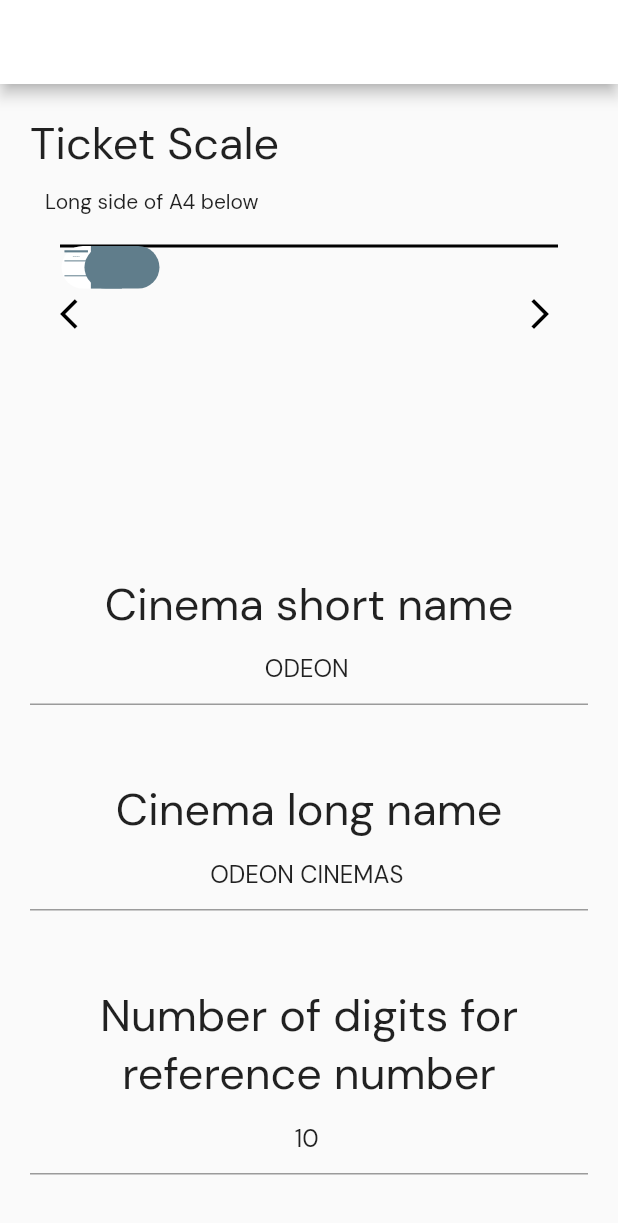
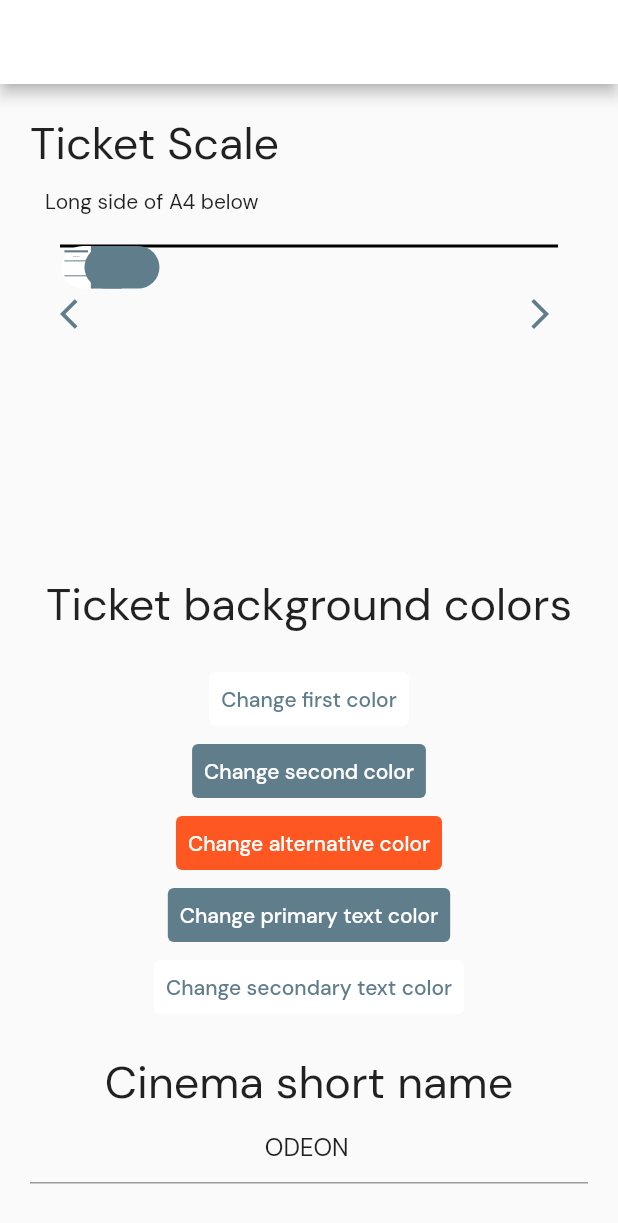
Before and after one commit to josephnglynn/CinemaTicketMaker, a Flutter app: the SettingsPage screen opened directly, after a tap on the "arrow forward ios" icon, on a phone screen of 412 x 824 dp. Shown: the top 1223 px of the screen. Run offline on Flutter 3.47's test engine with Material 2 defaults, Android fonts, the phone set to English and light mode, and no system bars; our stand-ins replace flutter_colorpicker, flutter_datetime_picker, flutter_slidable, google_fonts, permission_handler, printing and 2 more; missing offline and left inert: flutter_barcode_scanner, qr; accounts and stored records are empty.

Commit message:
Fixed Theming

```diff
--- a/lib/api/tickets.dart
+++ b/lib/api/tickets.dart
@@ -66,13 +66,13 @@
 
     canvas.drawRect(
       background,
-      TicketColors.oldTheme.generateBackgroundGradient(background),
+      TicketColors.theme.generateBackgroundGradient(background),
     );
 
     //MOVIE NAME
     double fontSize = 30 * scale;
     TextStyle style = TextStyle(
-      color: TicketColors.oldTheme.primaryText,
+      color: TicketColors.theme.primaryText,
       fontSize: fontSize,
     );
 
@@ -153,7 +153,7 @@
             canvas.drawRect(
                 Rect.fromLTWH(xForShort, y * scale * _qrCodeScale + 10 * scale,
                     scale * _qrCodeScale, scale * _qrCodeScale),
-                Paint()..color = TicketColors.oldTheme.primaryText);
+                Paint()..color = TicketColors.theme.primaryText);
           }
         }
       }
@@ -161,7 +161,7 @@
       //SERIAL NUMBER
       style = style.copyWith(
         fontSize: 15 * scale,
-        color: TicketColors.oldTheme.primaryText,
+        color: TicketColors.theme.primaryText,
       );
       textPainter.text = TextSpan(children: [
         TextSpan(
@@ -170,7 +170,7 @@
         ),
         TextSpan(
           text: refNumber,
-          style: style.copyWith(color: TicketColors.oldTheme.secondaryText),
+          style: style.copyWith(color: TicketColors.theme.secondaryText),
         ),
       ], style: style);
       // textPainter.fitCertainWidth(background.width / 4);
@@ -178,7 +178,7 @@
 
       while (textPainter.width > ticketSize.height - 20) {
         style =
-            style.copyWith(fontSize: fontSize, color: TicketColors.oldTheme.primaryText);
+            style.copyWith(fontSize: fontSize, color: TicketColors.theme.primaryText);
         fontSize -= 0.1;
         textPainter.text = TextSpan(
           children: [
@@ -188,7 +188,7 @@
             ),
             TextSpan(
               text: refNumber,
-              style: style.copyWith(color: TicketColors.oldTheme.secondaryText),
+              style: style.copyWith(color: TicketColors.theme.secondaryText),
             ),
           ],
           style: style,
@@ -210,7 +210,7 @@
 
     //DRAW SHORT NAME
     style = style.copyWith(
-        fontSize: 24.55 * scale, color: TicketColors.oldTheme.secondaryText);
+        fontSize: 24.55 * scale, color: TicketColors.theme.secondaryText);
     textPainter.text = TextSpan(text: ticketData.cinemaNameShort, style: style);
     textPainter.fitCertainWidth(background.width / 4);
     textPainter.paint(
@@ -225,7 +225,7 @@
     if (Settings.addSeatAndRowNumbers) {
       //VALID
       style = style.copyWith(
-          fontSize: 12.52 * scale, color: TicketColors.oldTheme.primaryText);
+          fontSize: 12.52 * scale, color: TicketColors.theme.primaryText);
       textPainter.text = TextSpan(text: "SEAT", style: style);
       textPainter.fitCertainWidth(background.width / 10);
       textPainter.paint(
@@ -236,7 +236,7 @@
                   50 * scale));
 
       style = style.copyWith(
-          fontSize: 18.4 * scale, color: TicketColors.oldTheme.primaryText);
+          fontSize: 18.4 * scale, color: TicketColors.theme.primaryText);
       textPainter.text = TextSpan(text: "$row$number", style: style);
       textPainter.fitCertainWidth(background.width / 4);
       textPainter.paint(
@@ -264,14 +264,13 @@
     String? row,
     String? number,
     TicketSize ts = Tickets.defaultTicketSize,
-TicketColor ticketColor = TicketColors.newThemeDefault
   }) {
     refNumber ??=
         _generateRandomListOfNumbers(Settings.digitsForReferenceNumber);
 
     //Set Ticket Paints
-    final pFirstBackground = Paint()..color = ticketColor.firstColorBackground;
-    final pSecondBackground = Paint()..color = ticketColor.secondColorBackground;
+    final pFirstBackground = Paint()..color = TicketColors.theme.firstColorBackground;
+    final pSecondBackground = Paint()..color = TicketColors.theme.secondColorBackground;
 
 
     double aThird = ticketSize.width * 0.3;
@@ -284,14 +283,13 @@
     canvas.drawRRect(RRect.fromLTRBR(0 ,0, aThird + 25, ticketSize.height, const Radius.circular(25)), pFirstBackground);
     canvas.drawRect(Rect.fromLTRB( aThird , 0, ticketSize.width - 25, ticketSize.height), pSecondBackground);
     canvas.drawRRect(RRect.fromLTRBR(ticketSize.width - 50 , 0, ticketSize.width, ticketSize.height, const Radius.circular(25)), pSecondBackground);
-
     canvas.drawRect(Rect.fromLTWH(aThirdPaddingW, aThirdH, aThirdWithPaddingW, ticketSize.height * 0.05), pSecondBackground);
 
     final painter = CustomTextPainter(
       textDirection: TextDirection.ltr,
     );
 
-    TextStyle style = TextStyle(fontSize: 4.95 * scale, color: ticketColor.secondColorBackground);
+    TextStyle style = TextStyle(fontSize: 4.95 * scale, color: TicketColors.theme.secondColorBackground);
     painter.text = TextSpan(text: ticketData.cinemaNameShort, style: style);
     painter.fitCertainWidth(aThirdWithPaddingW);
     painter.paint(canvas, Offset(aThirdPaddingW + (aThirdWithPaddingW - painter.width) / 2, ticketSize.height * 0.22));
@@ -323,7 +321,7 @@
             canvas.drawRect(
                 Rect.fromLTWH( x * scale + aThirdPaddingW, y * scale + ticketSize.height * 0.75,
                     scale, scale),
-                Paint()..color = TicketColors.oldTheme.primaryText);
+                Paint()..color = TicketColors.theme.primaryText);
           }
         }
       }
@@ -354,7 +352,7 @@
       painter.paint(canvas, Offset(aThirdPaddingW + (aThirdWithPaddingW - painter.width) / 2 + by5, ticketSize.height * 0.58));
 
 
-      style = style.copyWith(fontSize: 16.50 * scale, color: ticketColor.alt);
+      style = style.copyWith(fontSize: 16.50 * scale, color: TicketColors.theme.alt);
       painter.text = TextSpan(text: row, style: style);
       painter.fitCertainWidth(by5);
       painter.paint(canvas, Offset(aThirdPaddingW + (aThirdWithPaddingW - painter.width) / 2 - by5, ticketSize.height * 0.4));
--- a/lib/types/ticket_colors.dart
+++ b/lib/types/ticket_colors.dart
@@ -5,14 +5,9 @@
 import 'package:flutter/material.dart';
 
 class TicketColors {
-  static TicketColor _generateOldTheme() =>const TicketColor(
-      Color.fromRGBO(232, 139, 58, 1),
-      Color.fromRGBO(170, 54, 232, 1),
-      Colors.black,
-      Colors.white,
-      Colors.blue);
 
-  static const  TicketColor newThemeDefault = TicketColor(
+
+  static TicketColor newThemeDefault() => const TicketColor(
         Colors.white,
         Colors.blueGrey,
         Colors.blueGrey,
@@ -20,27 +15,27 @@
         Colors.deepOrange,
       );
 
-  static Future setOldTheme() async {
+  static Future updateTheme() async {
     Settings.setString(
-      _oldThemeLocation,
+      _themeLocation,
       jsonEncode(
-        oldTheme.toJson(),
+        theme.toJson(),
       ),
     );
   }
 
   static Future init() async {
-    final oldThemeStorage = Settings.getString(_oldThemeLocation);
-    if (oldThemeStorage == null) {
-      oldTheme = _generateOldTheme();
+    final themeStorage = Settings.getString(_themeLocation);
+    if (themeStorage == null) {
+      theme = newThemeDefault();
       return;
     }
-    oldTheme = TicketColor.fromJson(jsonDecode(oldThemeStorage));
+    theme = TicketColor.fromJson(jsonDecode(themeStorage));
   }
 
-  static late TicketColor oldTheme;
+  static late TicketColor theme;
 
-  static const _oldThemeLocation = "old-theme";
+  static const _themeLocation = "old-theme";
 }
 
 class TicketColor {
--- a/lib/ui/settings_page.dart
+++ b/lib/ui/settings_page.dart
@@ -55,9 +55,9 @@
       TextButton(
         onPressed: () {
           getColor(
-            TicketColors.oldTheme.firstColorBackground,
+            TicketColors.theme.firstColorBackground,
             (value) async {
-              await TicketColors.setOldTheme();
+              await TicketColors.updateTheme();
               setState(() {});
             },
           );
@@ -65,19 +65,19 @@
         child: Text(
           "Change first color",
           style: TextStyle(
-            color: Theme.of(context).textTheme.bodyText1!.color,
+            color: TicketColors.theme.primaryText,
           ),
         ),
         style: TextButton.styleFrom(
-          backgroundColor: TicketColors.oldTheme.firstColorBackground,
+          backgroundColor: TicketColors.theme.firstColorBackground,
         ),
       ),
       TextButton(
         onPressed: () {
           getColor(
-            TicketColors.oldTheme.secondColorBackground,
+            TicketColors.theme.secondColorBackground,
             (value) async {
-              await TicketColors.setOldTheme();
+              await TicketColors.updateTheme();
               setState(() {});
             },
           );
@@ -85,51 +85,71 @@
         child: Text(
           "Change second color",
           style: TextStyle(
-            color: Theme.of(context).textTheme.bodyText1!.color,
+            color: TicketColors.theme.secondaryText,
           ),
         ),
         style: TextButton.styleFrom(
-          backgroundColor: TicketColors.oldTheme.secondColorBackground,
+          backgroundColor: TicketColors.theme.secondColorBackground,
         ),
       ),
       TextButton(
         onPressed: () {
           getColor(
-            TicketColors.oldTheme.primaryText,
+            TicketColors.theme.alt,
                 (value) async {
-              await TicketColors.setOldTheme();
+              await TicketColors.updateTheme();
               setState(() {});
             },
           );
         },
-        child: const Text(
-          "Change primary text color",
+        child:  Text(
+          "Change alternative color",
           style: TextStyle(
-            color: Colors.white,
+            color: TicketColors.theme.firstColorBackground,
           ),
         ),
         style: TextButton.styleFrom(
-          backgroundColor: TicketColors.oldTheme.primaryText,
+          backgroundColor: TicketColors.theme.alt,
         ),
       ),
       TextButton(
         onPressed: () {
           getColor(
-            TicketColors.oldTheme.secondaryText,
+            TicketColors.theme.primaryText,
             (value) async {
-              await TicketColors.setOldTheme();
+              await TicketColors.updateTheme();
               setState(() {});
             },
           );
         },
-        child: const Text(
-          "Change secondary text color",
+        child:  Text(
+          "Change primary text color",
           style: TextStyle(
-            color: Colors.black,
+            color: TicketColors.theme.firstColorBackground,
           ),
         ),
         style: TextButton.styleFrom(
-          backgroundColor: TicketColors.oldTheme.secondaryText,
+          backgroundColor: TicketColors.theme.primaryText,
+        ),
+      ),
+      TextButton(
+        onPressed: () {
+          getColor(
+            TicketColors.theme.secondaryText,
+            (value) async {
+              await TicketColors.updateTheme();
+              setState(() {});
+            },
+          );
+        },
+        child: Text(
+          "Change secondary text color",
+          style: TextStyle(
+            color: TicketColors.theme.secondColorBackground,
+          ),
+        ),
+        style: TextButton.styleFrom(
+          backgroundColor: TicketColors.theme.secondaryText,
         ),
       ),
     ];
@@ -177,7 +197,7 @@
                 TextButton(
                   onPressed: () async {
                     setState(() {
-                      Settings.ticketScale -=1;
+                      Settings.ticketScale -= 1;
                     });
                     await Settings.setTicketScale(Settings.ticketScale);
                   },
@@ -189,7 +209,7 @@
                   },
                   child: Icon(
                     Icons.arrow_back_ios,
-                    color:TicketColors.oldTheme.primaryText,
+                    color: TicketColors.theme.primaryText,
                   ),
                 ),
                 TextButton(
@@ -207,7 +227,7 @@
                   },
                   child: Icon(
                     Icons.arrow_forward_ios,
-                    color: TicketColors.oldTheme.primaryText,
+                    color: TicketColors.theme.primaryText,
                   ),
                 ),
               ],
@@ -215,15 +235,12 @@
             SizedBox(
               height: 50 * Settings.ticketScale,
             ),
-            Settings.oldTheme
-                ? const Text(
+            const Text(
               "Ticket background colors",
               style: headerStyle,
               textAlign: TextAlign.center,
-                  )
-                : const SizedBox(),
-            Settings.oldTheme
-                ? Padding(
+            ),
+            Padding(
               padding: const EdgeInsets.all(20),
               child: MediaQuery.of(context).size.width >
                       MediaQuery.of(context).size.height
@@ -234,8 +251,7 @@
                   : Column(
                       children: children,
                     ),
-                  )
-                : const SizedBox(),
+            ),
             const Text(
               "Cinema short name",
               style: headerStyle,
```
Lines whose indentation alone changed are shown as unchanged.
